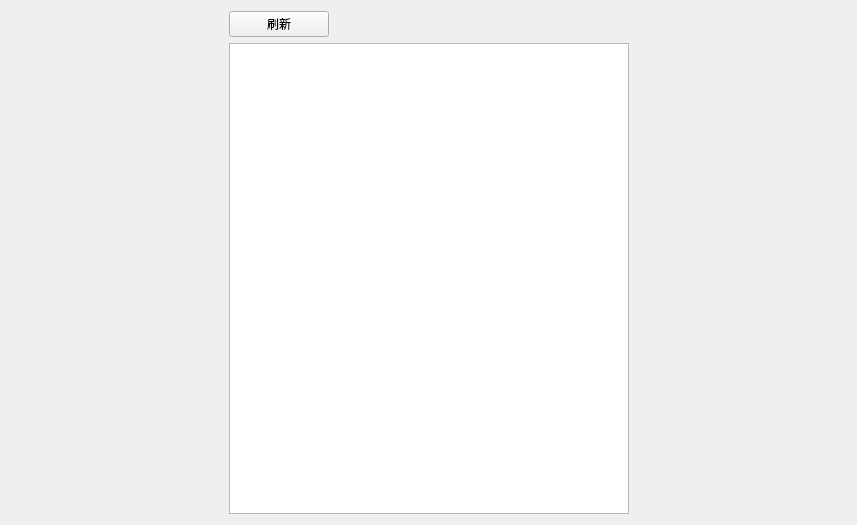
Qt form woodpecker/views/src/recording.ui (cash2one/AutoDriver) before a commit.
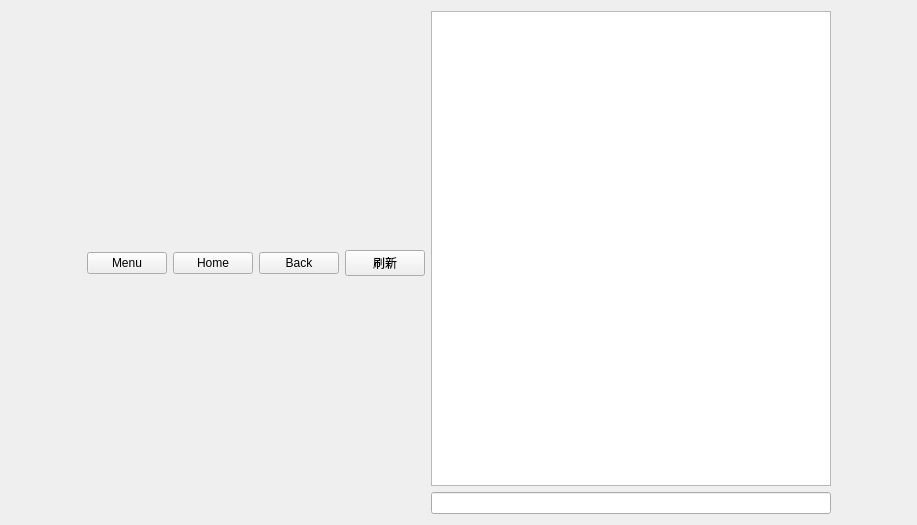
The same form after that commit.

What changed in the file:
```diff
--- a/woodpecker/views/src/recording.ui
+++ b/woodpecker/views/src/recording.ui
@@ -6,14 +6,14 @@
    <rect>
     <x>0</x>
     <y>0</y>
-    <width>857</width>
+    <width>917</width>
     <height>525</height>
    </rect>
   </property>
   <property name="windowTitle">
    <string>Form</string>
   </property>
-  <layout class="QHBoxLayout" name="horizontalLayout">
+  <layout class="QHBoxLayout" name="horizontalLayout_2">
    <item>
     <spacer name="horizontalSpacer_2">
      <property name="orientation">
@@ -28,10 +28,46 @@
     </spacer>
    </item>
    <item>
+    <layout class="QVBoxLayout" name="verticalLayout_2">
+     <item>
+      <spacer name="verticalSpacer">
+       <property name="orientation">
+        <enum>Qt::Vertical</enum>
+       </property>
+       <property name="sizeHint" stdset="0">
+        <size>
+         <width>20</width>
+         <height>40</height>
+        </size>
+       </property>
+      </spacer>
+     </item>
+     <item>
     <layout class="QVBoxLayout" name="img_layout"/>
    </item>
    <item>
-    <layout class="QVBoxLayout" name="verticalLayout">
+      <layout class="QHBoxLayout" name="horizontalLayout">
+       <item>
+        <widget class="QPushButton" name="btn_menu">
+         <property name="text">
+          <string>Menu</string>
+         </property>
+        </widget>
+       </item>
+       <item>
+        <widget class="QPushButton" name="btn_home">
+         <property name="text">
+          <string>Home</string>
+         </property>
+        </widget>
+       </item>
+       <item>
+        <widget class="QPushButton" name="btn_back">
+         <property name="text">
+          <string>Back</string>
+         </property>
+        </widget>
+       </item>
      <item>
       <widget class="QPushButton" name="btn_refresh">
        <property name="maximumSize">
@@ -45,6 +81,25 @@
        </property>
       </widget>
      </item>
+      </layout>
+     </item>
+     <item>
+      <spacer name="verticalSpacer_2">
+       <property name="orientation">
+        <enum>Qt::Vertical</enum>
+       </property>
+       <property name="sizeHint" stdset="0">
+        <size>
+         <width>20</width>
+         <height>40</height>
+        </size>
+       </property>
+      </spacer>
+     </item>
+    </layout>
+   </item>
+   <item>
+    <layout class="QVBoxLayout" name="verticalLayout">
      <item>
       <widget class="QTextEdit" name="txt_elements">
        <property name="minimumSize">
@@ -61,6 +116,9 @@
        </property>
       </widget>
      </item>
+     <item>
+      <widget class="QLineEdit" name="txt_info"/>
+     </item>
     </layout>
    </item>
    <item>
```
Lines whose indentation alone changed are shown as unchanged.
